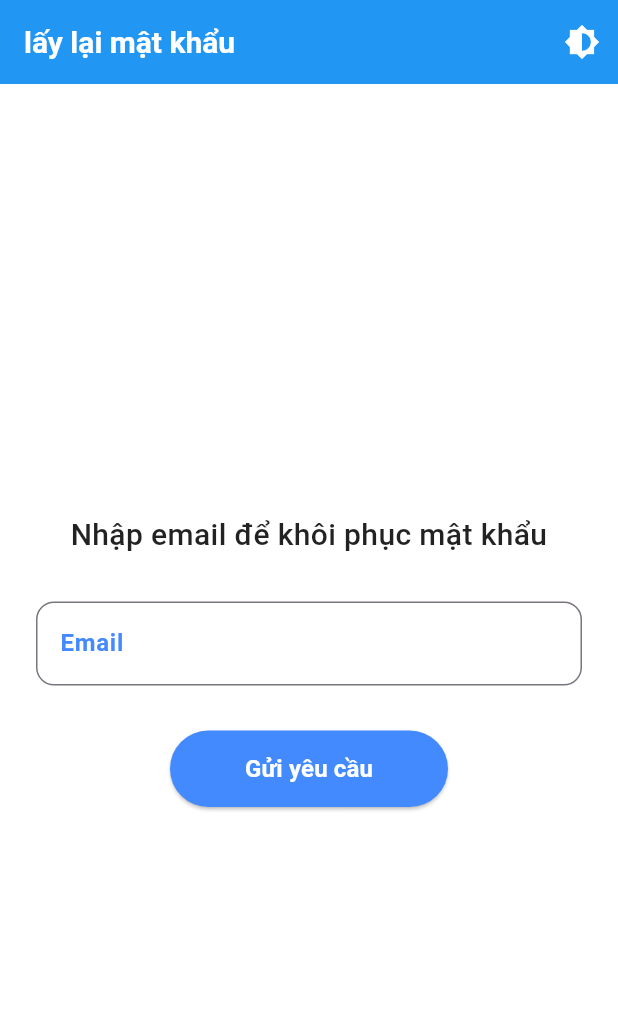
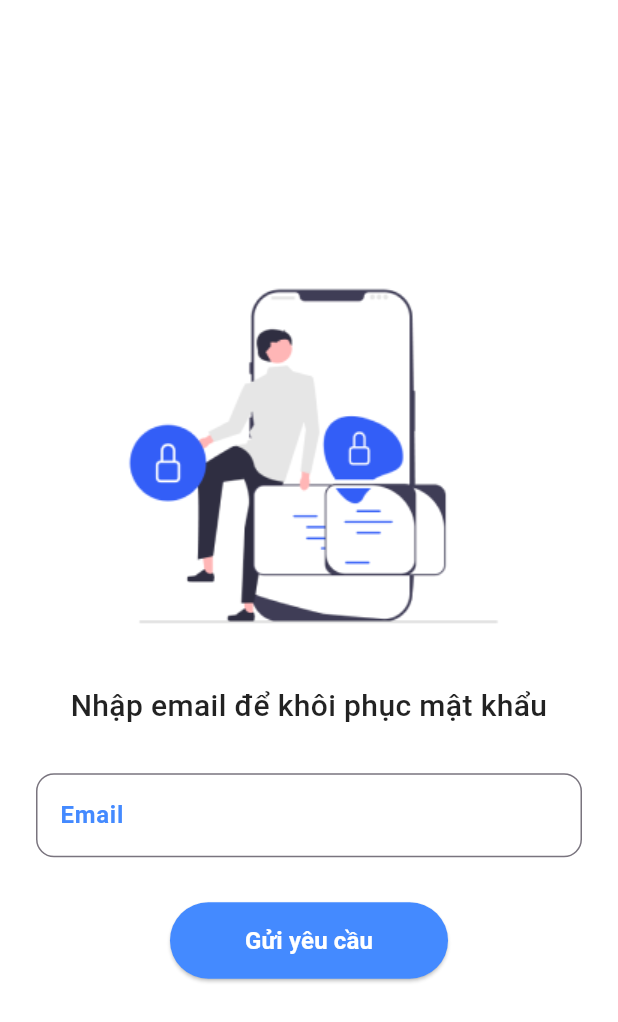
Before and after one commit to Tranlong291003/lms_app_flutter, a Flutter app: the SignUpScreen screen opened directly, after a tap on "Đăng ký", after a tap on "Đăng nhập", after a tap on "Quên mật khẩu", on a phone screen of 412 x 824 dp. Shown: the top 1022 px of the screen. Run offline on Flutter 3.47's test engine with Material 3 defaults, Android fonts, the phone set to English and light mode, and no system bars; our stand-ins replace bloc, dio, equatable, firebase_auth, firebase_core, flutter_bloc and 4 more; accounts and stored records are empty; network calls fail.

Commit message:
add image forgotpassword & fix color icon apple

```diff
--- a/lib/apps/config/app_theme.dart
+++ b/lib/apps/config/app_theme.dart
@@ -74,4 +74,6 @@ class AppTheme {
       color: Colors.green,
     ), // Màu icon cho dark mode
   );
+
+  static var bodyMedium;
 }
--- a/lib/screens/forgotpassword/forgotpassword_screen.dart
+++ b/lib/screens/forgotpassword/forgotpassword_screen.dart
@@ -1,6 +1,6 @@
 import 'package:firebase_auth/firebase_auth.dart';
 import 'package:flutter/material.dart';
-import 'package:lms/apps/utils/app_bar.dart';
+import 'package:lms/apps/config/app_theme.dart';
 
 class ForgotpasswordScreen extends StatefulWidget {
   const ForgotpasswordScreen({super.key});
@@ -58,23 +58,29 @@ class _ForgotpasswordScreenState extends State<ForgotpasswordScreen> {
   @override
   Widget build(BuildContext context) {
     return Scaffold(
-      appBar: appBar(context, 'lấy lại mật khẩu'),
       body: Padding(
         padding: const EdgeInsets.all(24.0),
         child: Column(
           mainAxisAlignment: MainAxisAlignment.center,
           crossAxisAlignment: CrossAxisAlignment.center,
           children: [
+            Image.asset(
+              Theme.of(context).brightness == Brightness.light
+                  ? 'assets/images/forgotpassword_light.png'
+                  : 'assets/images/forgotpassword_dark.png',
+            ),
+            SizedBox(height: 30),
             Text(
               'Nhập email để khôi phục mật khẩu',
               textAlign: TextAlign.center,
               style: TextStyle(
                 fontSize: 20,
                 fontWeight: FontWeight.w500,
-                color: Colors.black87,
+                color: AppTheme.bodyMedium,
               ),
             ),
             SizedBox(height: 30),
+
             TextField(
               controller: _emailController,
               keyboardType: TextInputType.emailAddress,
--- a/lib/screens/signup/signup_screen.dart
+++ b/lib/screens/signup/signup_screen.dart
@@ -139,6 +139,10 @@ class SignUpScreen extends StatelessWidget {
                         ),
                         const SizedBox(width: 16),
                         SocialLoginButton(
+                          finalIconColor:
+                              Theme.of(context).brightness == Brightness.light
+                                  ? Colors.black
+                                  : Colors.white,
                           width: 70,
                           context: context,
                           assetPath: 'assets/icons/apple.png',
```
Also changed, not shown: assets/images/forgotpassword_dark.png (added), assets/images/forgotpassword_light.png (added).
